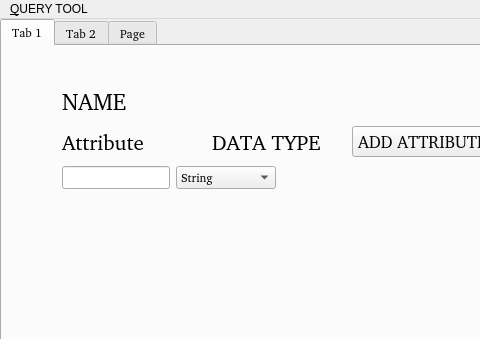
The window that form.ui (ZaneFerns360/querysurreal) describes before a commit, drawn with Qt 5; both pictures show x 0 to 480 and y 0 to 339 of the 800 by 600 pixel window.
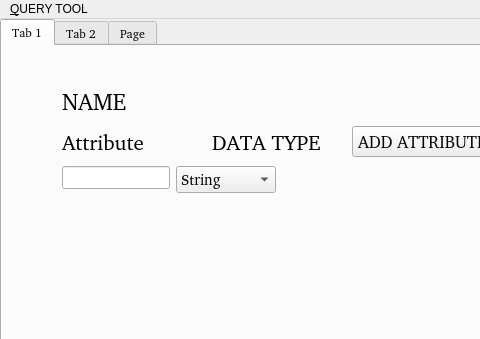
The same window after the commit.

```diff
--- a/form.ui
+++ b/form.ui
@@ -156,6 +156,12 @@
            <height>0</height>
           </size>
          </property>
+         <property name="font">
+          <font>
+           <family>RobotoMono Nerd Font Propo [GOOG]</family>
+           <pointsize>11</pointsize>
+          </font>
+         </property>
          <item>
           <property name="text">
            <string>String</string>
```
